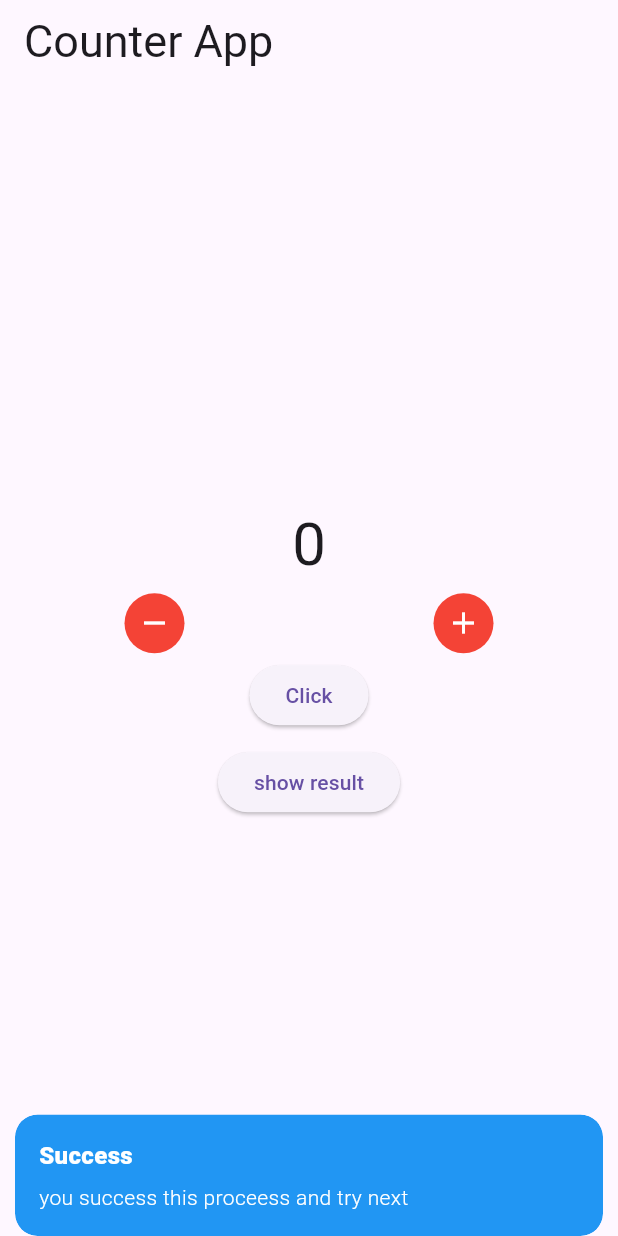
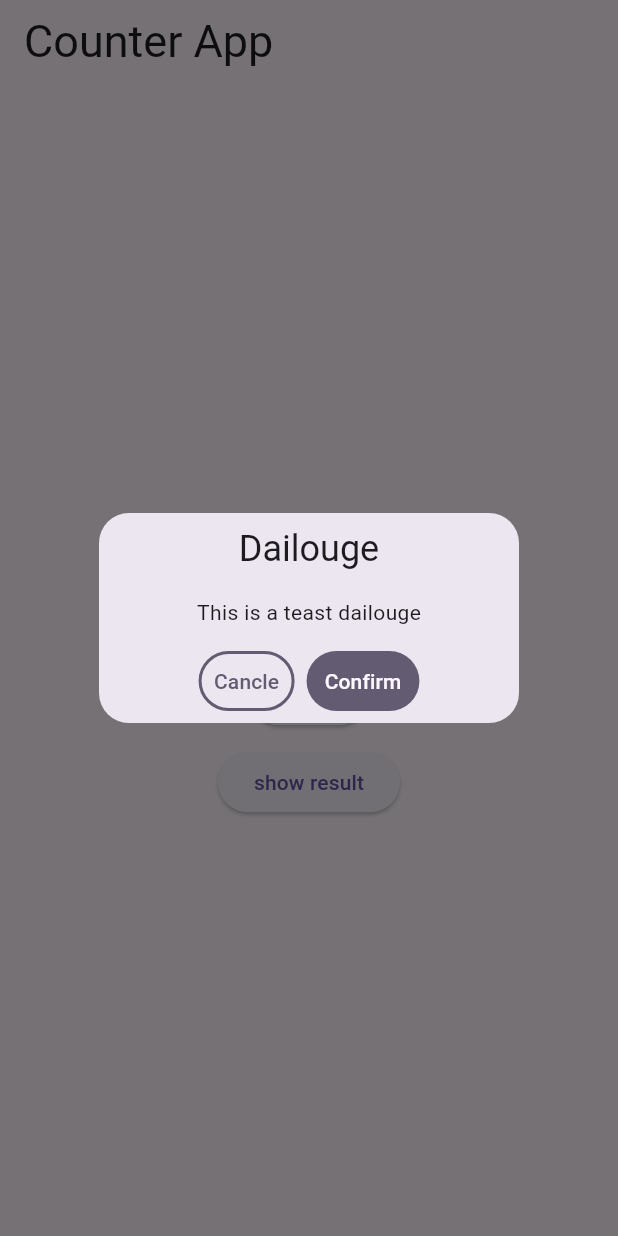
Before and after one commit to RimonChakma/Counter-App-Practice, a Flutter app: the screen it shows after launch, after a tap on "Click", on a phone screen of 412 x 824 dp. Run offline on Flutter 3.47's test engine with Material 3 defaults, Android fonts, the light colour scheme and no system bars; our stand-ins replace get.

Commit message:
Created Dailouge

```diff
--- a/lib/view/counter.dart
+++ b/lib/view/counter.dart
@@ -61,13 +61,23 @@ class CounterView extends StatelessWidget {
           ElevatedButton(onPressed: (){
             controller.counter.value =0;
 
-            Get.snackbar(
-              "Success",
-              "you success this proceess and try next",
-              backgroundColor: Colors.blue,
-              colorText: Colors.white,
-              snackPosition: SnackPosition.BOTTOM
-              );
+           // Get.snackbar(
+            //  "Success",
+             // "you success this proceess and try next",
+             // backgroundColor: Colors.blue,
+            //  colorText: Colors.white,
+            //  snackPosition: SnackPosition.BOTTOM
+           //  );
+
+           Get.defaultDialog(
+            title: "Dailouge",
+            content: Text("This is a teast dailouge"),
+            textCancel: "Cancle",
+            textConfirm: "Confirm",
+            onConfirm: (){
+              Get.back();
+            }
+           );
 
           }, child: Text("Click")),
 
```
Also changed, not shown: lib/controller/counter_result.dart (+10 -1 lines).
